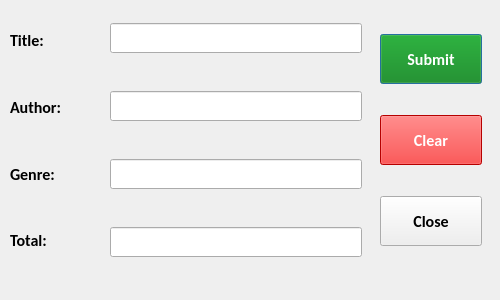
Old version of the form UI/uifiles/addbooks.ui in the repository ayushr01/Library-Management-System.
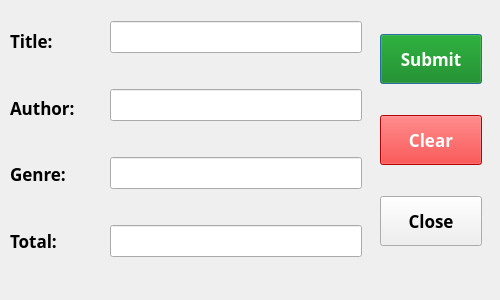
New version of the form.

What changed in the file:
```diff
--- a/UI/uifiles/addbooks.ui
+++ b/UI/uifiles/addbooks.ui
@@ -30,8 +30,8 @@
   </property>
   <property name="font">
    <font>
-    <family>Calibri</family>
-    <pointsize>12</pointsize>
+    <family>Trebuchet MS</family>
+    <pointsize>13</pointsize>
     <weight>75</weight>
     <bold>true</bold>
    </font>
@@ -61,8 +61,8 @@
      <widget class="QLabel" name="titlefield">
       <property name="font">
        <font>
-        <family>Calibri</family>
-        <pointsize>12</pointsize>
+        <family>Trebuchet MS</family>
+        <pointsize>13</pointsize>
         <weight>75</weight>
         <bold>true</bold>
        </font>
@@ -76,8 +76,8 @@
      <widget class="QLabel" name="authofield">
       <property name="font">
        <font>
-        <family>Calibri</family>
-        <pointsize>12</pointsize>
+        <family>Trebuchet MS</family>
+        <pointsize>13</pointsize>
         <weight>75</weight>
         <bold>true</bold>
        </font>
@@ -91,8 +91,8 @@
      <widget class="QLabel" name="genrefield">
       <property name="font">
        <font>
-        <family>Calibri</family>
-        <pointsize>12</pointsize>
+        <family>Trebuchet MS</family>
+        <pointsize>13</pointsize>
         <weight>75</weight>
         <bold>true</bold>
        </font>
@@ -106,8 +106,8 @@
      <widget class="QLabel" name="totalfield">
       <property name="font">
        <font>
-        <family>Calibri</family>
-        <pointsize>12</pointsize>
+        <family>Trebuchet MS</family>
+        <pointsize>13</pointsize>
         <weight>75</weight>
         <bold>true</bold>
        </font>
@@ -156,8 +156,8 @@
       </property>
       <property name="font">
        <font>
-        <family>Calibri</family>
-        <pointsize>12</pointsize>
+        <family>Trebuchet MS</family>
+        <pointsize>13</pointsize>
         <weight>75</weight>
         <bold>true</bold>
        </font>
@@ -181,8 +181,8 @@
       </property>
       <property name="font">
        <font>
-        <family>Calibri</family>
-        <pointsize>12</pointsize>
+        <family>Trebuchet MS</family>
+        <pointsize>13</pointsize>
         <weight>75</weight>
         <bold>true</bold>
        </font>
@@ -206,8 +206,8 @@
       </property>
       <property name="font">
        <font>
-        <family>Calibri</family>
-        <pointsize>12</pointsize>
+        <family>Trebuchet MS</family>
+        <pointsize>13</pointsize>
         <weight>75</weight>
         <bold>true</bold>
        </font>
@@ -248,8 +248,8 @@
       </property>
       <property name="font">
        <font>
-        <family>Calibri</family>
-        <pointsize>12</pointsize>
+        <family>Trebuchet MS</family>
+        <pointsize>13</pointsize>
         <weight>75</weight>
         <bold>true</bold>
        </font>
@@ -266,8 +266,8 @@
       </property>
       <property name="font">
        <font>
-        <family>Calibri</family>
-        <pointsize>12</pointsize>
+        <family>Trebuchet MS</family>
+        <pointsize>13</pointsize>
         <weight>75</weight>
         <bold>true</bold>
        </font>
@@ -284,8 +284,8 @@
       </property>
       <property name="font">
        <font>
-        <family>Calibri</family>
-        <pointsize>12</pointsize>
+        <family>Trebuchet MS</family>
+        <pointsize>13</pointsize>
         <weight>75</weight>
         <bold>true</bold>
        </font>
@@ -302,8 +302,8 @@
       </property>
       <property name="font">
        <font>
-        <family>Calibri</family>
-        <pointsize>12</pointsize>
+        <family>Trebuchet MS</family>
+        <pointsize>13</pointsize>
         <weight>75</weight>
         <bold>true</bold>
        </font>
```
Left out of the diff: 32 changed lines with no effect on the pictures.
